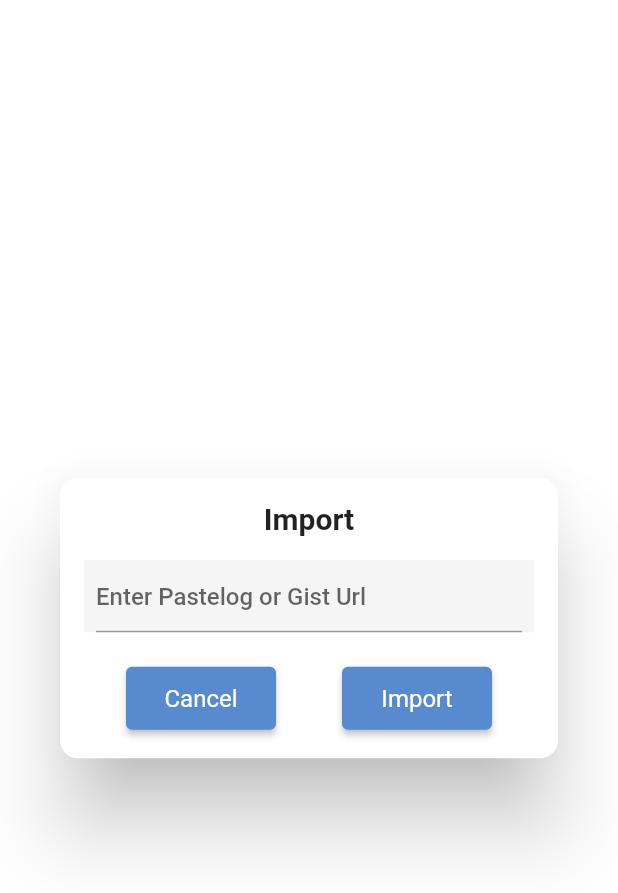
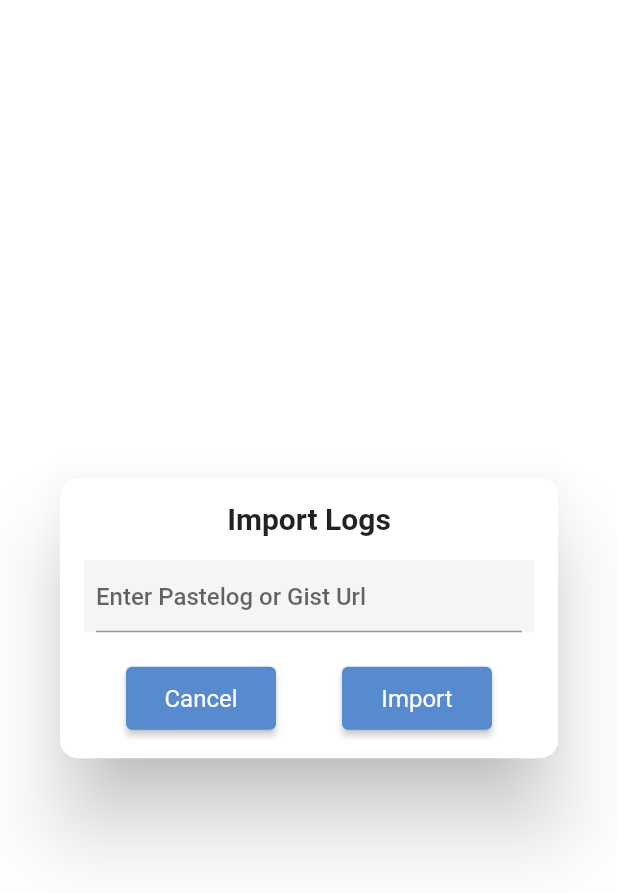
Before and after one commit to maheshj01/pastelog, a Flutter app: the ImportDialog widget shown alone on an empty page, opened directly with empty values, on a phone screen of 412 x 824 dp. Shown: the top 893 px of the screen. Run offline on Flutter 3.47's test engine with Material 2 defaults, Android fonts, the phone set to English and light mode, and no system bars; our stand-ins replace cloud_firestore, firebase_core, go_router, google_fonts, package_info_plus, shared_preferences; missing offline and left inert: dart:html, dart:js; accounts and stored records are empty; generated files the repository leaves out were written again.

Commit message:
prepare for release v0.3.0

```diff
--- a/lib/widgets/import.dart
+++ b/lib/widgets/import.dart
@@ -29,7 +29,7 @@ class _ImportDialogState extends State<ImportDialog> {
           mainAxisSize: MainAxisSize.min,
           children: [
             Text(
-              'Import',
+              'Import Logs',
               style: AppTheme.textTheme.headline4,
             ),
             const SizedBox(
@@ -41,8 +41,8 @@ class _ImportDialogState extends State<ImportDialog> {
                 color: AppTheme.colorScheme.surface,
                 child: TextField(
                   controller: controller,
-                  decoration:
-                      const InputDecoration(hintText: 'Enter Pastelog or Gist Url'),
+                  decoration: const InputDecoration(
+                      hintText: 'Enter Pastelog or Gist Url'),
                 )),
             const SizedBox(
               height: 12,
--- a/pubspec.yaml
+++ b/pubspec.yaml
@@ -17,7 +17,7 @@ publish_to: "none" # Remove this line if you wish to publish to pub.dev
 # In iOS, build-name is used as CFBundleShortVersionString while build-number used as CFBundleVersion.
 # Read more about iOS versioning at
 # https://developer.apple.com/library/archive/documentation/General/Reference/InfoPlistKeyReference/Articles/CoreFoundationKeys.html
-version: 0.2.0+1
+version: 0.3.0+1
 
 environment:
   sdk: ">=2.12.0 <3.0.0"
```
Also changed, not shown: 1 other file.
